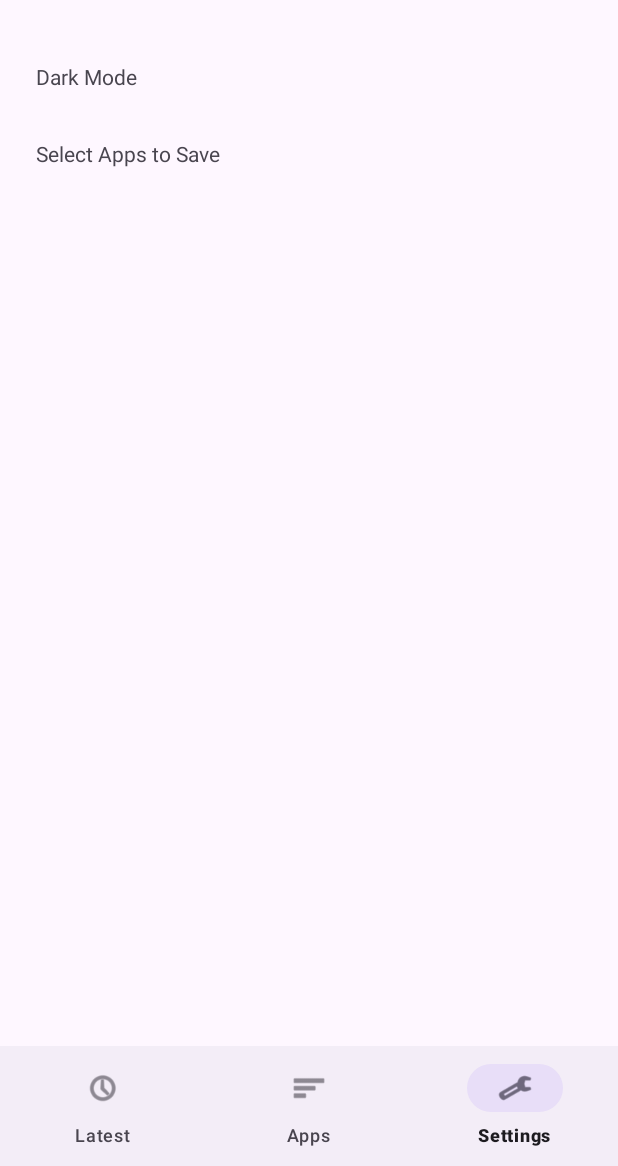
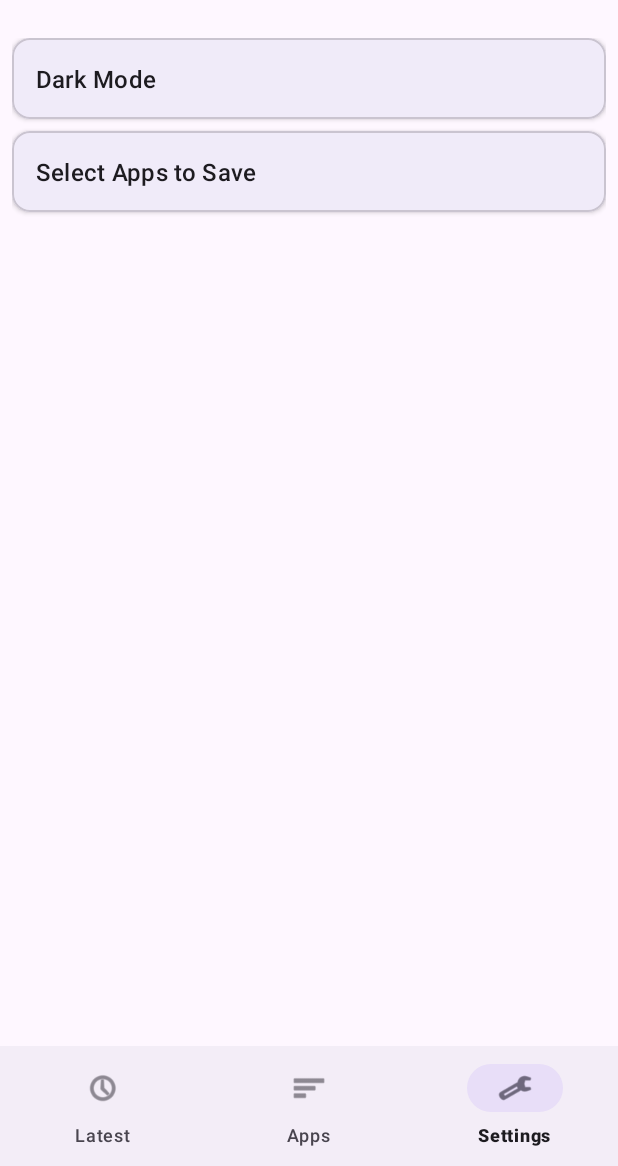
Before and after one commit to DhwanishShah/MyApplication, an Android app built with Jetpack Compose: the screen it shows after launch (MainActivity), item 3 of the bottom bar chosen, on a phone screen of 412 x 824 dp, the part 70-1236 px from its top. Run offline under Robolectric (Android 15) with nearby library versions, the phone set to English and light mode, and no system bars.

Commit message:
Styling fixed

```diff
--- a/app/src/main/res/layout/activity_app_selection.xml
+++ b/app/src/main/res/layout/activity_app_selection.xml
@@ -4,14 +4,13 @@
     android:layout_height="match_parent"
     android:orientation="vertical">
 
-    <androidx.appcompat.widget.Toolbar
+    <com.google.android.material.appbar.MaterialToolbar
         android:id="@+id/toolbar"
         android:layout_width="match_parent"
         android:layout_height="?attr/actionBarSize"
-        android:background="?attr/colorPrimary"
         app:title="Select Apps"
         app:navigationIcon="?attr/homeAsUpIndicator"
-        app:titleTextColor="@android:color/white" />
+        style="@style/Widget.Material3.Toolbar.OnSurface" />
 
     <androidx.appcompat.widget.SwitchCompat
         android:id="@+id/select_all_switch"
--- a/app/src/main/res/layout/fragment_settings.xml
+++ b/app/src/main/res/layout/fragment_settings.xml
@@ -1,9 +1,15 @@
 <LinearLayout xmlns:android="http://schemas.android.com/apk/res/android"
+    xmlns:app="http://schemas.android.com/apk/res-auto"
     android:layout_width="match_parent"
     android:layout_height="match_parent"
     android:orientation="vertical"
     android:padding="8dp">
 
+    <com.google.android.material.card.MaterialCardView
+        android:layout_width="match_parent"
+        android:layout_height="wrap_content"
+        app:cardCornerRadius="12dp"
+        app:cardElevation="2dp">
         <TextView
             android:id="@+id/dark_mode_option"
             android:layout_width="match_parent"
@@ -12,8 +18,16 @@
             android:padding="16dp"
             android:clickable="true"
             android:focusable="true"
+            android:textAppearance="?attr/textAppearanceTitleMedium"
             android:background="?attr/selectableItemBackground"/>
+    </com.google.android.material.card.MaterialCardView>
 
+    <com.google.android.material.card.MaterialCardView
+        android:layout_width="match_parent"
+        android:layout_height="wrap_content"
+        android:layout_marginTop="8dp"
+        app:cardCornerRadius="12dp"
+        app:cardElevation="2dp">
         <TextView
             android:id="@+id/select_apps_option"
             android:layout_width="match_parent"
@@ -22,6 +36,8 @@
             android:padding="16dp"
             android:clickable="true"
             android:focusable="true"
+            android:textAppearance="?attr/textAppearanceTitleMedium"
             android:background="?attr/selectableItemBackground"/>
+    </com.google.android.material.card.MaterialCardView>
 
 </LinearLayout>
```
Also changed, not shown: app/src/main/java/com/example/myapplication/AppNotificationsActivity.kt (+19 -10 lines), app/src/main/java/com/example/myapplication/AppsFragment.kt (+15 -2 lines), app/src/main/res/layout/activity_app_notifications.xml (+10 -12 lines), app/src/main/res/layout/list_item_app.xml (+20 -8 lines), app/src/main/res/layout/list_item_setting.xml (+18 -7 lines). Lines whose indentation alone changed are shown as unchanged.
